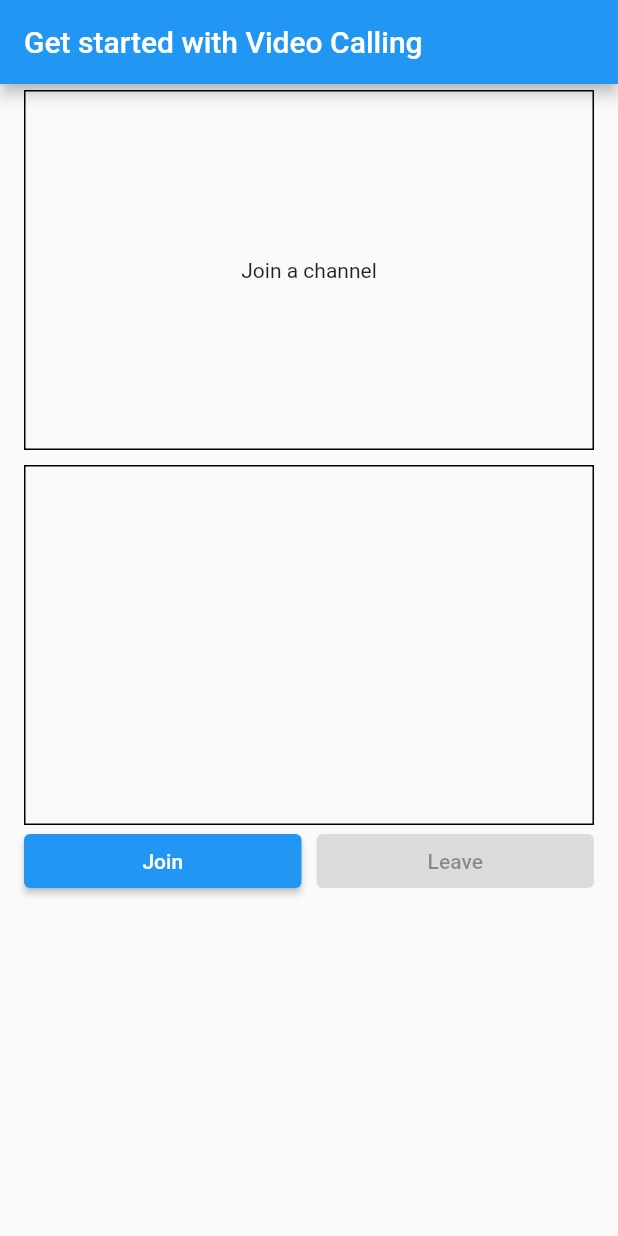
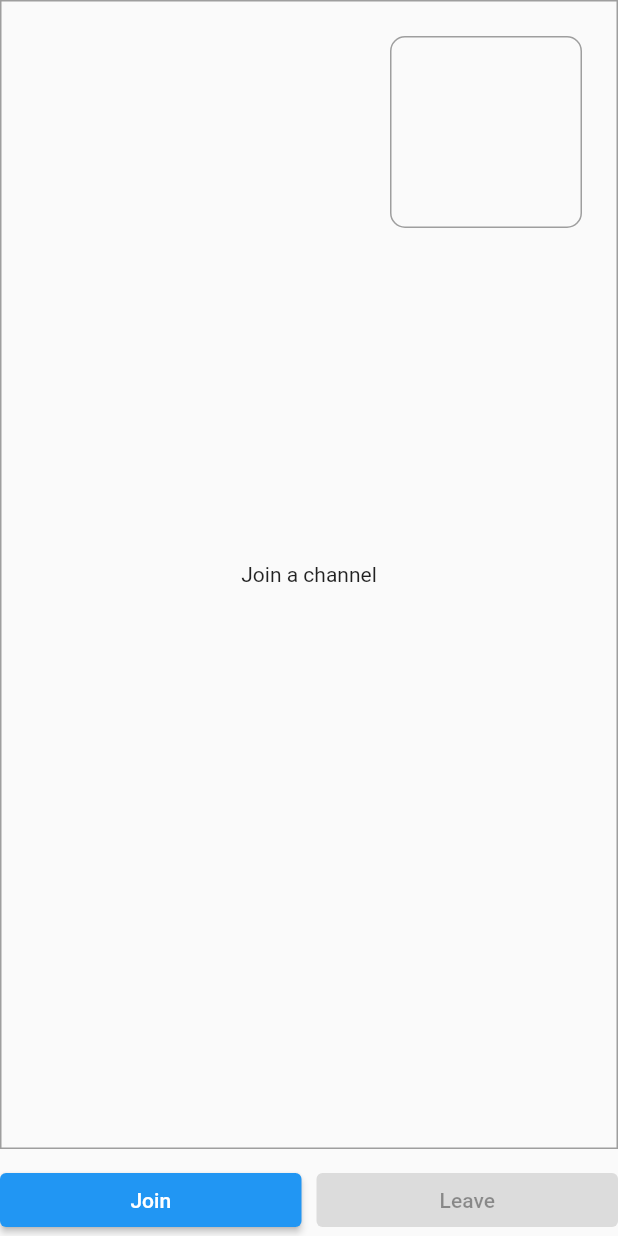
Before and after one commit to devnizamuddin/nizam_call_flutter, a Flutter app: the screen it shows after launch, on a phone screen of 412 x 824 dp. Run offline on Flutter 3.47's test engine with Material 2 defaults, Android fonts, the phone set to English and light mode, and no system bars; our stand-ins replace permission_handler; missing offline and left inert: agora_rtc_engine.

Commit message:
ui update

```diff
--- a/lib/ui/video_calll_view.dart
+++ b/lib/ui/video_calll_view.dart
@@ -74,25 +74,20 @@ class _VideoCallViewState extends State<VideoCallView> {
   @override
   Widget build(BuildContext context) {
     return Scaffold(
-        appBar: AppBar(
-          title: const Text('Get started with Video Calling'),
-        ),
-        body: ListView(
-          padding: const EdgeInsets.symmetric(horizontal: 16, vertical: 4),
+        body: SafeArea(
+      child: Stack(alignment: AlignmentDirectional.topEnd, children: [
+        Column(
           children: [
             // Container for the local video
-            Container(
-              height: 240,
-              decoration: BoxDecoration(border: Border.all()),
-              child: Center(child: _localPreview()),
+            Expanded(
+              child: Container(
+                height: 240,
+                decoration:
+                    BoxDecoration(border: Border.all(color: Colors.grey)),
+                child: Center(child: _localPreview()),
+              ),
             ),
             const SizedBox(height: 10),
-            //Container for the Remote video
-            Container(
-              height: 240,
-              decoration: BoxDecoration(border: Border.all()),
-              child: Center(child: _remoteVideo()),
-            ),
             // Button Row
             Row(
               children: <Widget>[
@@ -113,7 +108,22 @@ class _VideoCallViewState extends State<VideoCallView> {
             ),
             // Button Row ends
           ],
-        ));
+        ),
+        //Container for the Remote video
+        Positioned(
+          right: 24,
+          top: 24,
+          child: Container(
+            height: 128,
+            width: 128,
+            decoration: BoxDecoration(
+                border: Border.all(color: Colors.grey),
+                borderRadius: const BorderRadius.all(Radius.circular(10))),
+            child: Center(child: _remoteVideo()),
+          ),
+        ),
+      ]),
+    ));
   }
 
   // Display local video preview
```
